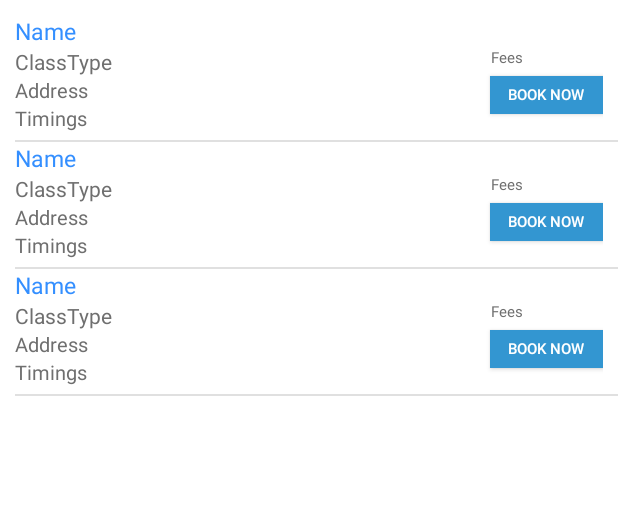
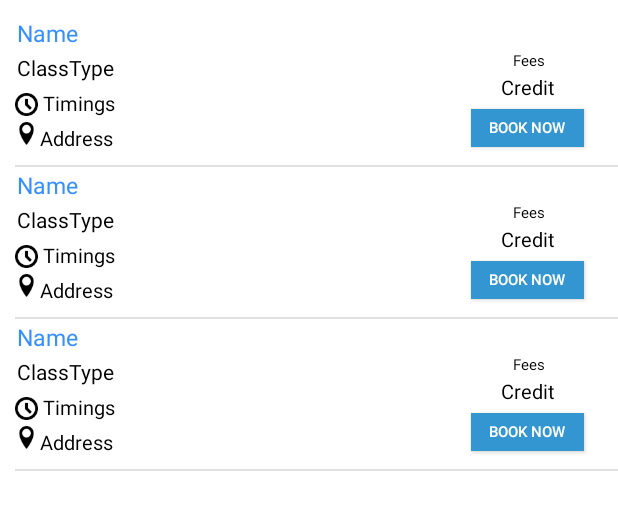
Before and after one commit to abhatia2107/hobby_android, an Android app: the layout activity_main.xml on its own in the app's theme, with its tools: preview values and no code run, on a phone screen of 412 x 824 dp. Shown: the top 510 px of the screen. Run offline under Robolectric (Android 15) with nearby library versions, the phone set to English and light mode, and no system bars.

Commit message:
Glymph Icons Added

```diff
--- a/app/src/main/java/in/hobbyix/hobbyix/MainActivity.java
+++ b/app/src/main/java/in/hobbyix/hobbyix/MainActivity.java
@@ -3,6 +3,7 @@ package in.hobbyix.hobbyix;
 import android.content.Context;
 import android.content.Entity;
 import android.content.Intent;
+import android.graphics.Typeface;
 import android.os.AsyncTask;
 import android.support.v7.app.ActionBarActivity;
 import android.os.Bundle;
@@ -31,20 +32,19 @@ import org.json.JSONException;
 import org.json.JSONObject;
 
 import java.io.IOException;
+import java.sql.Time;
 import java.util.ArrayList;
 import java.util.HashMap;
 import java.util.List;
 import java.util.jar.JarException;
 
 public class MainActivity extends ActionBarActivity {
-    private final String instituteUrl="http://192.168.10.110/Hobbyix/displaying_institute_details.php";
+    private final String instituteUrl="http://192.168.10.101/Hobbyix/displaying_institute_details.php";
     ListView postItemListView;
     ArrayList<PostItems> postItemArrayList;
-    public static Bundle main;
     @Override
     protected void onCreate(Bundle savedInstanceState) {
         super.onCreate(savedInstanceState);
-        main=savedInstanceState;
         setContentView(R.layout.activity_main);
         postItemListView = (ListView)findViewById(R.id.listView);
         postItemArrayList = new ArrayList<>();
--- a/app/src/main/java/in/hobbyix/hobbyix/RegisterActivity.java
+++ b/app/src/main/java/in/hobbyix/hobbyix/RegisterActivity.java
@@ -52,7 +52,7 @@ public class RegisterActivity extends ActionBarActivity {
         email=(EditText)findViewById(R.id.EmailEditView);
         password=(EditText)findViewById(R.id.PasswordEditText);
         phoneno=(EditText)findViewById(R.id.PhonenoEditText);
-        fullname=(EditText)findViewById(R.id.FullnameEditText);
+        fullname=(EditText)findViewById(R.id.FirstNameEditText);
 
     }
 
--- a/app/src/main/res/layout/activity_main.xml
+++ b/app/src/main/res/layout/activity_main.xml
@@ -3,10 +3,9 @@
     android:layout_height="match_parent"
     android:background="#ffffffff"
     android:paddingLeft="10dp"
+    android:paddingTop="10dp"
     android:paddingBottom="10dp"
-    android:paddingTop="10dp"
     tools:context=".MainActivity">
-
     <ListView
         android:layout_width="fill_parent"
         android:layout_height="fill_parent"
@@ -16,5 +15,4 @@
         android:layout_alignParentTop="true"
         android:layout_alignParentBottom="true"
         tools:listitem="@layout/item_view"/>
-
 </LinearLayout>
--- a/app/src/main/res/layout/item_view.xml
+++ b/app/src/main/res/layout/item_view.xml
@@ -2,14 +2,17 @@
 <RelativeLayout xmlns:android="http://schemas.android.com/apk/res/android"
     android:layout_width="match_parent"
     android:paddingRight="10dp"
+    android:orientation="vertical"
     android:layout_height="match_parent"
-    android:id="@+id/ItemView">
+    android:id="@+id/ItemView"
+    android:weightSum="1">
 
     <TextView
         android:layout_width="wrap_content"
         android:layout_height="wrap_content"
         android:textAppearance="?android:attr/textAppearanceMedium"
         android:text="Name"
+        android:padding="1dp"
         android:textSize="15dp"
         android:textColor="#ff348fff"
         android:id="@+id/item_NameTextView"
@@ -23,47 +26,59 @@
         android:textAppearance="?android:attr/textAppearanceMedium"
         android:text="ClassType"
         android:textSize="14dp"
-        android:textColor="#ff6f6f6f"
+        android:padding="1dp"
+        android:textColor="#ff000000"
         android:id="@+id/item_ClassTypeTextView"
-        android:layout_below="@+id/textView"
-        android:layout_alignParentLeft="true"
-        android:layout_alignParentStart="true" />
+        android:layout_below="@+id/item_NameTextView"/>
 
     <TextView
         android:layout_width="wrap_content"
         android:layout_height="wrap_content"
         android:textAppearance="?android:attr/textAppearanceSmall"
         android:text="Address"
-        android:textColor="#ff6f6f6f"
+        android:padding="1dp"
+        android:textColor="#ff000000"
         android:textSize="13dp"
         android:id="@+id/item_AddressTextView"
+        android:layout_toRightOf="@+id/imageView"
+        android:layout_below="@+id/item_TimingsTextView"
+        android:layout_toLeftOf="@+id/relativeLayout"
+        android:layout_toStartOf="@+id/relativeLayout"
+        android:layout_alignBottom="@+id/relativeLayout" />
+
+    <TextView
+        android:layout_width="120dp"
+        android:layout_height="wrap_content"
+        android:textAppearance="?android:attr/textAppearanceSmall"
+        android:text="Timings"
+        android:textSize="13dp"
+        android:padding="3dp"
+        android:textColor="#ff000000"
+        android:id="@+id/item_TimingsTextView"
         android:layout_below="@+id/item_ClassTypeTextView"
-        android:layout_alignParentLeft="true"
-        android:layout_alignParentStart="true" />
+        android:layout_toRightOf="@+id/imageView"
+        android:layout_toEndOf="@+id/imageView" />
+    <RelativeLayout
+        android:layout_width="100dp"
+        android:layout_height="100dp"
+        android:layout_alignParentTop="true"
+        android:layout_alignParentRight="true"
+        android:layout_alignParentEnd="true"
+        android:id="@+id/relativeLayout">
 
         <TextView
             android:layout_width="wrap_content"
             android:layout_height="wrap_content"
-        android:textAppearance="?android:attr/textAppearanceSmall"
-        android:text="Timings"
-        android:textSize="13dp"
-        android:textColor="#ff6f6f6f"
-        android:id="@+id/item_TimingsTextView"
-        android:layout_below="@+id/item_AddressTextView"
-        android:layout_alignParentLeft="true"
-        android:layout_alignParentStart="true"
-        android:paddingBottom="5dp"/>
-
-    <TextView
-        android:layout_width="wrap_content"
-        android:layout_height="wrap_content"
-        android:text=""
-        android:id="@+id/textView"
+            android:textAppearance="?android:attr/textAppearanceMedium"
+            android:text="Fees"
+            android:textAlignment="center"
+            android:gravity="center"
             android:textSize="10dp"
-        android:layout_alignBottom="@+id/item_NameTextView"
-        android:layout_alignParentRight="true"
-        android:layout_alignParentEnd="true" />
-
+            android:layout_gravity="end"
+            android:textColor="#ff000000"
+            android:id="@+id/item_FessTextView"
+            android:layout_above="@+id/CreditTextView"
+            android:layout_centerHorizontal="true" />
         <Button
             android:layout_width="75dp"
             android:layout_height="25dp"
@@ -73,22 +88,42 @@
             android:background="#ff3396d1"
             android:textSize="10dp"
             android:gravity="center"
-        android:layout_alignTop="@+id/item_AddressTextView"
-        android:layout_alignParentRight="true"
-        android:layout_alignParentEnd="true"
-        android:onClick="onBookNowClick" />
+            android:layout_gravity="center"
+            android:layout_below="@+id/CreditTextView"
+            android:layout_centerHorizontal="true" />
         <TextView
             android:layout_width="wrap_content"
             android:layout_height="wrap_content"
-        android:textAppearance="?android:attr/textAppearanceMedium"
-        android:text="Fees"
-        android:textAlignment="gravity"
-        android:gravity="center"
-        android:textSize="10dp"
-        android:textColor="#ff6f6f6f"
-        android:id="@+id/item_FessTextView"
-        android:layout_below="@+id/textView"
-        android:layout_alignLeft="@+id/item_book_now_button"
-        android:layout_alignStart="@+id/item_book_now_button" />
+            android:textAppearance="?android:attr/textAppearanceSmall"
+            android:text="Credit"
+            android:textSize="13dp"
+            android:paddingTop="1dp"
+            android:paddingRight="5dp"
+            android:paddingLeft="5dp"
+            android:paddingBottom="5dp"
+            android:textColor="#ff000000"
+            android:id="@+id/CreditTextView"
+            android:layout_centerVertical="true"
+            android:layout_centerHorizontal="true" />
+    </RelativeLayout>
+
+    <ImageView
+        android:layout_width="15dp"
+        android:layout_height="15dp"
+        android:id="@+id/imageView"
+        android:layout_marginBottom="4dp"
+        android:background="@drawable/clock"
+        android:layout_alignBottom="@+id/item_TimingsTextView"
+        android:layout_alignParentLeft="true"
+        android:layout_alignParentStart="true" />
+
+    <ImageView
+        android:layout_width="15dp"
+        android:layout_height="15dp"
+        android:id="@+id/imageView2"
+        android:background="@drawable/location"
+        android:layout_alignTop="@+id/item_AddressTextView"
+        android:layout_alignParentLeft="true"
+        android:layout_alignParentStart="true" />
 
 </RelativeLayout>
```
Also changed, not shown: app/src/main/AndroidManifest.xml (+10 -0 lines), app/src/main/java/in/hobbyix/hobbyix/LoginActivity.java (+0 -19 lines), app/src/main/res/layout/activity_register.xml (+63 -20 lines), app/src/main/assets/icomoon.ttf (added), app/src/main/res/drawable-mdpi/clock.png (added), app/src/main/res/drawable-mdpi/location.png (added), app/src/main/res/drawable-mdpi/phone.png (added), app/src/main/res/drawable-xhdpi/clock.png (added), app/src/main/res/drawable-xhdpi/location.png (added), app/src/main/res/drawable-xhdpi/phone.png (added), app/src/main/res/drawable-xxhdpi/clock.png (added), app/src/main/res/drawable-xxhdpi/location.png (added), app/src/main/res/drawable-xxhdpi/phone.png (added). Lines whose indentation alone changed are shown as unchanged.
